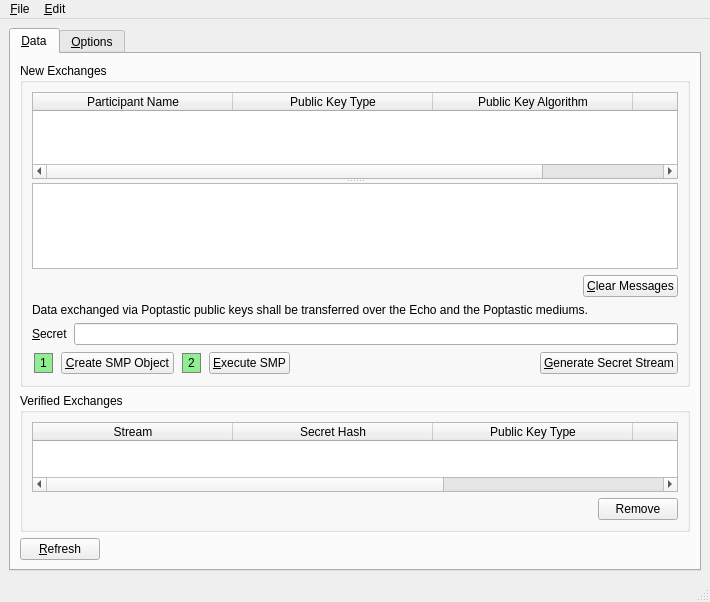
Old version of the form branches/trunk/UI/spot-on-smpwindow.ui in the repository textbrowser/spot-on.
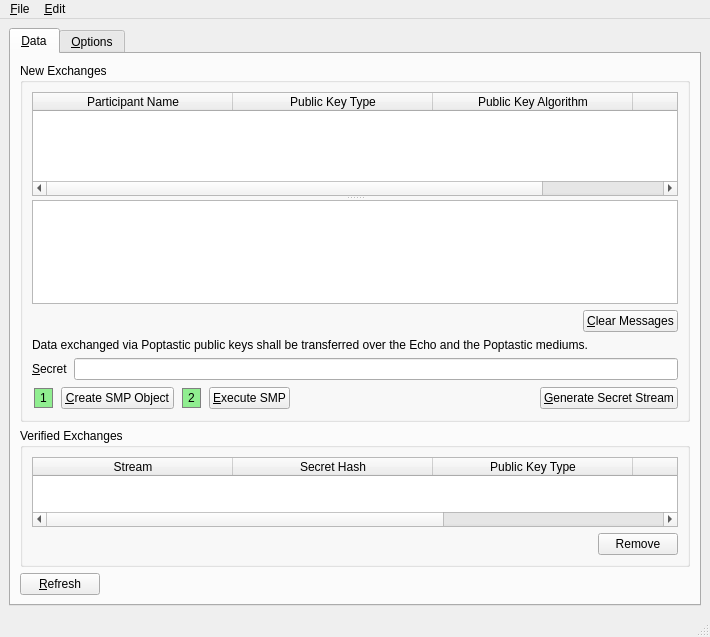
New version of the form. Icons and pictures are not drawn.

```diff
--- a/branches/trunk/UI/spot-on-smpwindow.ui
+++ b/branches/trunk/UI/spot-on-smpwindow.ui
@@ -7,7 +7,7 @@
     <x>0</x>
     <y>0</y>
     <width>710</width>
-    <height>602</height>
+    <height>637</height>
    </rect>
   </property>
   <property name="windowIcon">
```
Left out of the diff: 5 changed lines with no effect on the pictures.
